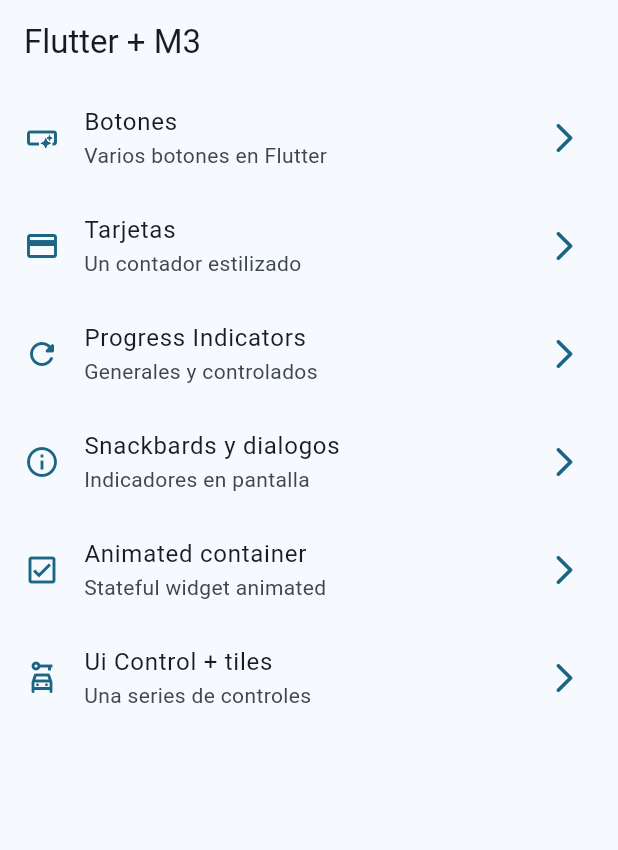
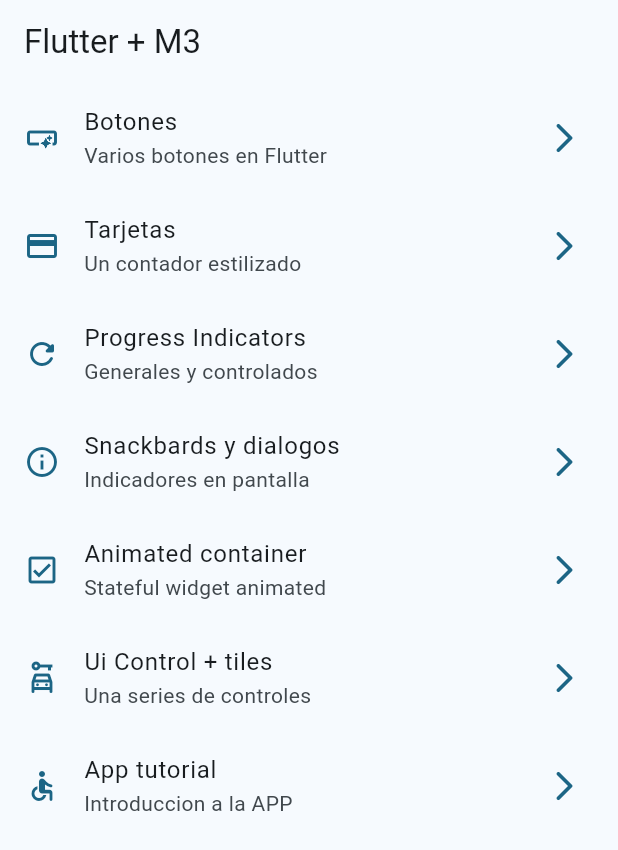
Before and after one commit to PePeWee07/Practica_Flutter, a Flutter app: the screen it shows after launch, on a phone screen of 412 x 824 dp. Shown: the top 850 px of the screen. Run offline on Flutter 3.47's test engine with Material 3 defaults, Android fonts, the phone set to English and light mode, and no system bars; our stand-ins replace animate_do, dio, go_router, video_player.

Commit message:
feat: Agregar nuevos elementos al menú y rutas para la pantalla de tutorial de la app

```diff
--- a/widgets_app/lib/config/menu/menu_items.dart
+++ b/widgets_app/lib/config/menu/menu_items.dart
@@ -51,6 +51,12 @@
     link: '/ui-controls',
     icon: Icons.car_rental_outlined,
   ),
+  MenuItem(
+    title: 'App tutorial',
+    subtitle: 'Introduccion a la APP',
+    link: '/tutorial',
+    icon: Icons.accessible_rounded,
+  ),
 
   // MenuItem(title: '', subtitle: '', link: '', icon: null),
 ];
--- a/widgets_app/lib/config/router/app_router.dart
+++ b/widgets_app/lib/config/router/app_router.dart
@@ -33,5 +33,10 @@
       path: '/ui-controls',
       builder: (context, state) => const UiControlsScreen(),
     ),
+    GoRoute(
+      name: AppTutorialScreen.name,
+      path: '/tutorial',
+      builder: (context, state) => const AppTutorialScreen(),
+    ),
   ],
 );
--- a/widgets_app/pubspec.yaml
+++ b/widgets_app/pubspec.yaml
@@ -1,6 +1,6 @@
 name: widgets_app
 description: "A new Flutter project."
-publish_to: 'none'
+publish_to: "none"
 version: 0.1.0+1
 
 environment:
@@ -18,3 +18,6 @@
 
 flutter:
   uses-material-design: true
+
+assets:
+  - assets/images/
```
Also changed, not shown: widgets_app/assets/Images/1.png (added), widgets_app/assets/Images/2.png (added), widgets_app/assets/Images/3.png (added), widgets_app/assets/Images/jar-loading.gif (added).
